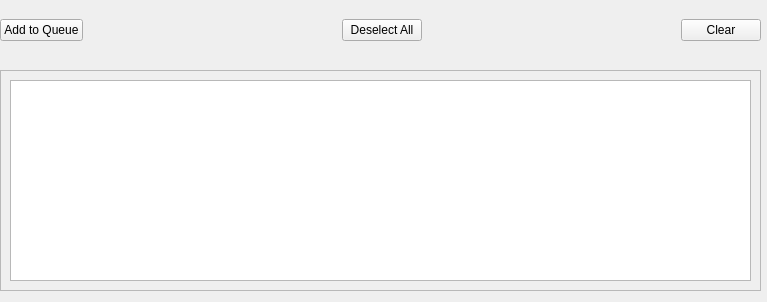
This is src/QSviz/resources/historyeditor.ui in BCDA-APS/QSview as Qt 5 draws it before an edit. The edited form follows.
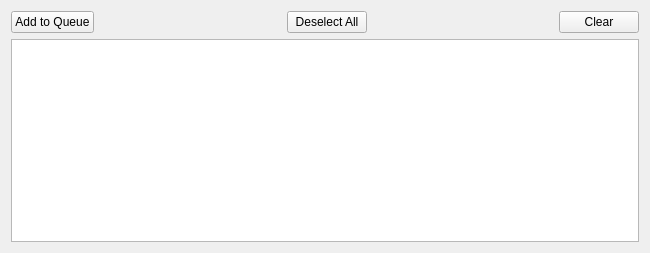
This is the edited form. Icons and pictures are not drawn.

Commit message: Update UI files to include proper layouts and add icons

```diff
--- a/src/QSviz/resources/historyeditor.ui
+++ b/src/QSviz/resources/historyeditor.ui
@@ -6,48 +6,15 @@
    <rect>
     <x>0</x>
     <y>0</y>
-    <width>767</width>
-    <height>302</height>
+    <width>650</width>
+    <height>253</height>
    </rect>
   </property>
   <property name="windowTitle">
    <string>Form</string>
   </property>
-  <widget class="QFrame" name="frame">
-   <property name="geometry">
-    <rect>
-     <x>0</x>
-     <y>70</y>
-     <width>761</width>
-     <height>221</height>
-    </rect>
-   </property>
-   <property name="frameShape">
-    <enum>QFrame::StyledPanel</enum>
-   </property>
-   <property name="frameShadow">
-    <enum>QFrame::Raised</enum>
-   </property>
-   <widget class="QTableView" name="tableView_2">
-    <property name="geometry">
-     <rect>
-      <x>10</x>
-      <y>10</y>
-      <width>741</width>
-      <height>201</height>
-     </rect>
-    </property>
-   </widget>
-  </widget>
-  <widget class="QWidget" name="horizontalLayoutWidget">
-   <property name="geometry">
-    <rect>
-     <x>0</x>
-     <y>10</y>
-     <width>761</width>
-     <height>41</height>
-    </rect>
-   </property>
+  <layout class="QVBoxLayout" name="verticalLayout_2">
+   <item>
    <layout class="QHBoxLayout" name="horizontalLayout_2">
     <item>
      <widget class="QPushButton" name="addToQueueButton">
@@ -97,7 +64,35 @@
      </widget>
     </item>
    </layout>
-  </widget>
+   </item>
+   <item>
+    <widget class="QFrame" name="frame">
+     <property name="frameShape">
+      <enum>QFrame::NoFrame</enum>
+     </property>
+     <property name="frameShadow">
+      <enum>QFrame::Raised</enum>
+     </property>
+     <layout class="QVBoxLayout" name="verticalLayout">
+      <property name="leftMargin">
+       <number>0</number>
+      </property>
+      <property name="topMargin">
+       <number>0</number>
+      </property>
+      <property name="rightMargin">
+       <number>0</number>
+      </property>
+      <property name="bottomMargin">
+       <number>0</number>
+      </property>
+      <item>
+       <widget class="QTableView" name="tableView_2"/>
+      </item>
+     </layout>
+    </widget>
+   </item>
+  </layout>
  </widget>
  <resources/>
  <connections/>
```
Left out of the diff: 15 changed lines with no effect on the pictures. Lines whose indentation alone changed are shown as unchanged. The commit also changes 23 other files.
